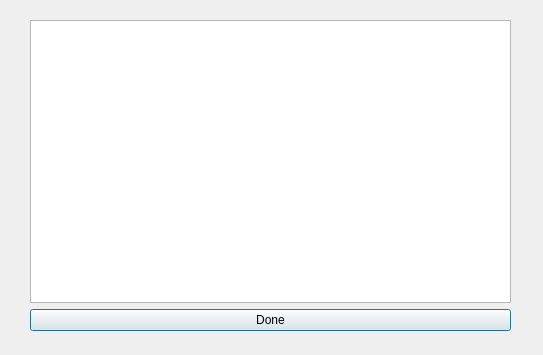
Before: the Qt Designer form Project/dialog_pre_trans.ui in Amritpal2001/ATM-Machine-using-c-, drawn with Qt 5.
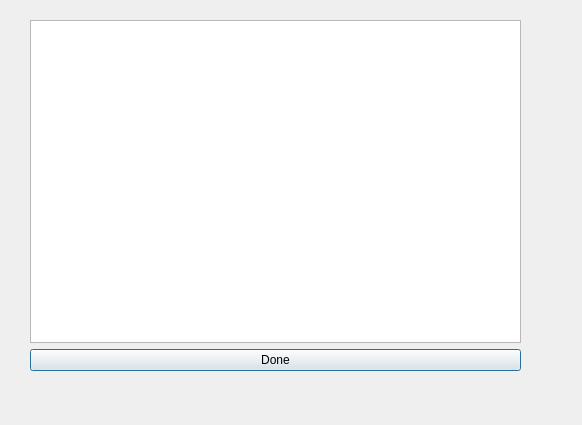
After: the same form once the commit is applied.

Patch:
```diff
--- a/Project/dialog_pre_trans.ui
+++ b/Project/dialog_pre_trans.ui
@@ -6,20 +6,42 @@
    <rect>
     <x>0</x>
     <y>0</y>
-    <width>543</width>
-    <height>355</height>
+    <width>582</width>
+    <height>425</height>
    </rect>
   </property>
   <property name="windowTitle">
    <string>Dialog</string>
   </property>
-  <widget class="QWidget" name="">
+  <property name="styleSheet">
+   <string notr="true">QLineEdit {
+background:transparent;
+border:none;
+color:#717072;
+border-bottom:1px solid #717072
+}
+QLineEdit::hover{
+border-bottom:3px solid black
+}
+#pushButton{
+background:#4ee44e;
+border-radius:60px;
+
+}
+
+#pushButton::hover{
+background:green;
+border-radius:60px;
+
+}</string>
+  </property>
+  <widget class="QWidget" name="layoutWidget">
    <property name="geometry">
     <rect>
      <x>30</x>
      <y>20</y>
-     <width>481</width>
-     <height>311</height>
+     <width>491</width>
+     <height>351</height>
     </rect>
    </property>
    <layout class="QVBoxLayout" name="verticalLayout">
```
